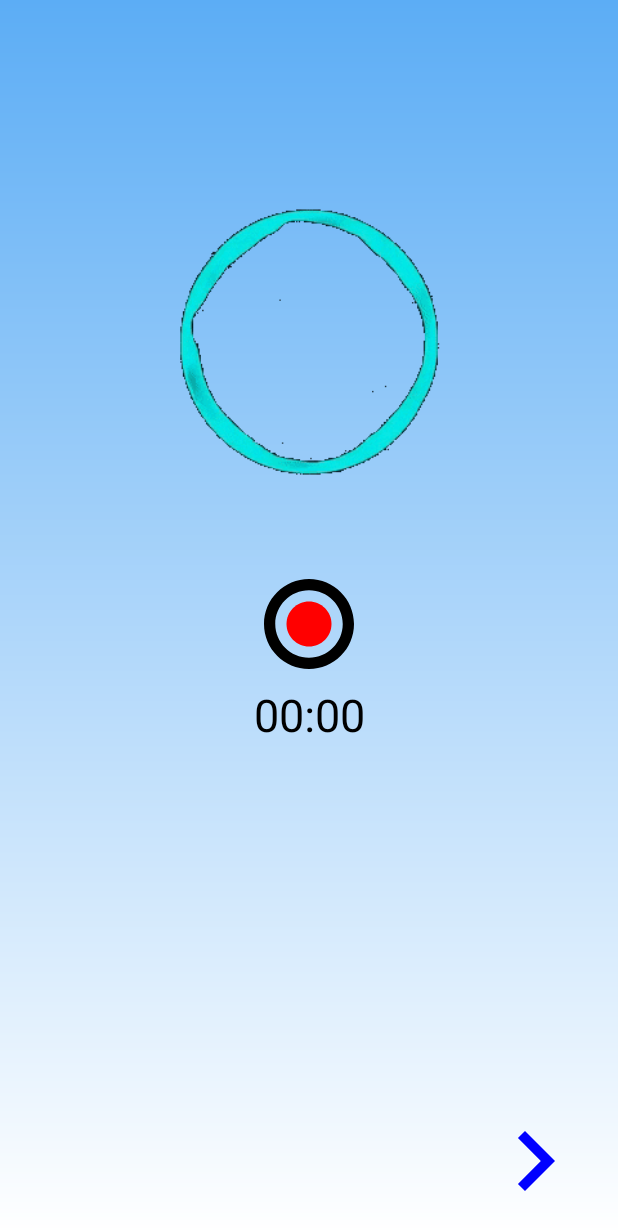
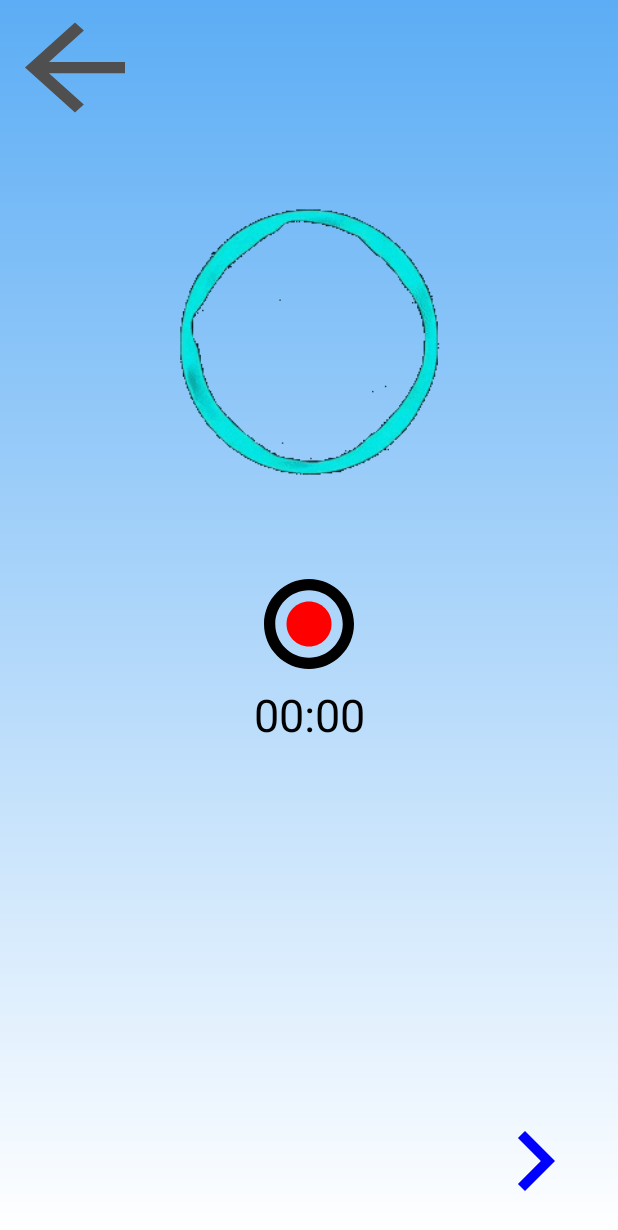
Before and after one commit to ahmad-shaban/age-estimator, an Android app: the RecordActivity screen opened directly, with no data from a screen before it, on a phone screen of 412 x 824 dp. Shown: the top 1230 px of the screen. Run offline under Robolectric (Android 15) with nearby library versions, the phone set to English and light mode, and no system bars.

Commit message:
update main activity interface

```diff
--- a/app/src/main/java/com/example/ageestimator/CameraActivity.java
+++ b/app/src/main/java/com/example/ageestimator/CameraActivity.java
@@ -11,6 +11,7 @@ import android.content.pm.PackageManager;
 import android.graphics.Bitmap;
 import android.os.Bundle;
 import android.provider.MediaStore;
+import android.util.Log;
 import android.view.View;
 import android.widget.Button;
 import android.widget.ImageButton;
@@ -55,7 +56,8 @@ public class CameraActivity extends AppCompatActivity {
         super.onActivityResult(requestCode, resultCode, data);
         if (requestCode == 100){
             Bitmap bitmap = (Bitmap) data.getExtras().get("data");
-            imageView.setImageBitmap(bitmap);
+            Bitmap resizedBitmap = Bitmap.createScaledBitmap(bitmap, 570, 730, false);
+            imageView.setImageBitmap(resizedBitmap);
         }
     }
 
--- a/app/src/main/java/com/example/ageestimator/MainActivity.java
+++ b/app/src/main/java/com/example/ageestimator/MainActivity.java
@@ -9,7 +9,7 @@ import android.widget.ImageButton;
 
 public class MainActivity extends AppCompatActivity {
 
-    Button startBtn;
+    ImageButton startBtn;
 
     @Override
     protected void onCreate(Bundle savedInstanceState) {
--- a/app/src/main/java/com/example/ageestimator/RecordActivity.java
+++ b/app/src/main/java/com/example/ageestimator/RecordActivity.java
@@ -3,12 +3,18 @@ package com.example.ageestimator;
 import androidx.appcompat.app.AppCompatActivity;
 
 import android.os.Bundle;
+import android.widget.ImageButton;
 
 public class RecordActivity extends AppCompatActivity {
+
+    ImageButton backBtn;
 
     @Override
     protected void onCreate(Bundle savedInstanceState) {
         super.onCreate(savedInstanceState);
         setContentView(R.layout.activity_record);
+
+        backBtn = findViewById(R.id.backBtn);
+        backBtn.setOnClickListener(v -> finish());
     }
 }
--- a/app/src/main/res/layout/activity_record.xml
+++ b/app/src/main/res/layout/activity_record.xml
@@ -55,6 +55,19 @@
         android:layout_marginEnd="5dp"
         />
 
+    <ImageButton
+        android:id="@+id/backBtn"
+        android:layout_width="100dp"
+        android:layout_height="90dp"
+        android:background="@drawable/back_btn"
+        android:scaleType="fitCenter"
+        android:padding="10dp"
+        app:layout_constraintTop_toTopOf="parent"
+        app:layout_constraintStart_toStartOf="parent"
+        android:layout_marginEnd="5dp"
+        />
+
+
 
 
 </androidx.constraintlayout.widget.ConstraintLayout>
```
